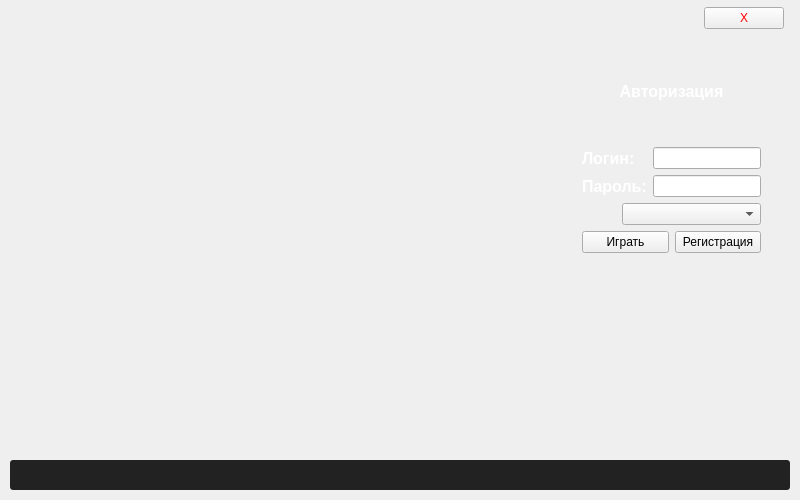
Old version of the form src/mainclass.ui in the repository NikDiamond/NikLauncher.
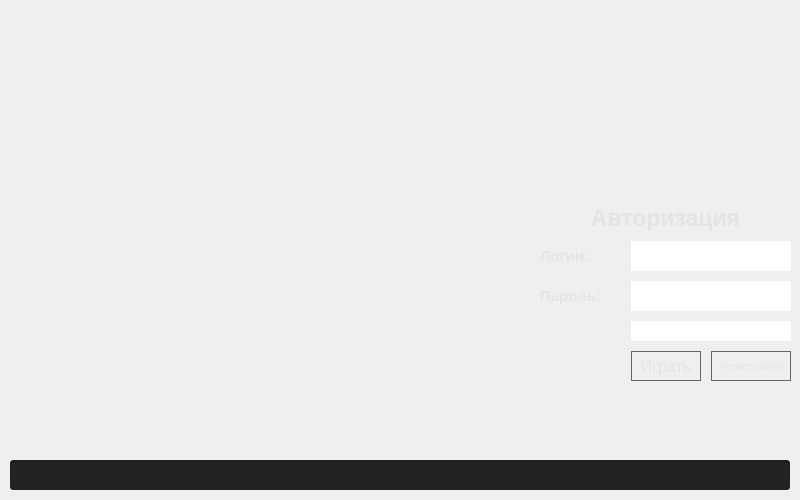
New version of the form. Icons and pictures are not drawn.

What changed in the file:
```diff
--- a/src/mainclass.ui
+++ b/src/mainclass.ui
@@ -30,7 +30,85 @@
    <bool>true</bool>
   </property>
   <property name="styleSheet">
-   <string notr="true">QLabel{color:#fff;font-weight:bold;font-size: 16px;}</string>
+   <string notr="true">QLabel{
+	color:#e4e4e4;
+	font-weight:bold;
+	font-size: 21,3px;
+	font-weight: bold;
+	text-align: center;
+}
+QLabel#label_3{
+	font-size: 23px;
+}
+QLineEdit{
+	background: url(:/img/images/input.png) repeat-x;
+	width: 152px;
+	height: 22px;
+	border: none;
+	color: #e4e4e4;
+	padding: 4px;
+	opacity: 0.5;
+}
+QLineEdit:focus{
+	background: url(:/img/images/input-active.png) repeat-x;
+}
+QPushButton{
+	background: url(:/img/images/button.png) repeat-x;
+	width: 78px;
+	height: 28px;
+	border: 1px solid #666;
+	color: #e4e4e4;
+}
+QPushButton#toGame{
+	width: 68px;
+}
+QPushButton:hover{
+	background: url(:/img/images/button-hover.png) repeat-x;
+}
+
+QComboBox {
+	color: #e4e4e4;
+    border: none;
+    padding: 0;
+	min-width: 148px;
+	height: 20px;
+	text-align: center;
+	padding-left: 10px;
+ }
+
+QComboBox QLineEdit{
+	text-align: center;
+}
+
+ QComboBox:editable {
+     background: black;
+ }
+
+ QComboBox:!editable, QComboBox::drop-down:editable {
+     
+	background-image: url(:/img/images/combobox.png);
+ }
+
+ /* QComboBox gets the &quot;on&quot; state when the popup is open */
+ QComboBox:!editable:on, QComboBox::drop-down:editable:on {
+
+ }
+
+ QComboBox:on { /* shift the text when the popup opens */
+ }
+
+ QComboBox::drop-down {
+    width: 0;
+	border: none;
+ }
+
+ QComboBox::down-arrow {
+	width: 0;
+    image: none;
+ }
+
+ QComboBox::down-arrow:on { /* shift the arrow when popup is open */
+ }</string>
   </property>
   <property name="windowFilePath">
    <string/>
@@ -40,7 +118,7 @@
     <rect>
      <x>0</x>
      <y>0</y>
-     <width>801</width>
+     <width>821</width>
      <height>451</height>
     </rect>
    </property>
@@ -63,7 +141,7 @@
        <number>7</number>
       </property>
       <property name="topMargin">
-       <number>7</number>
+       <number>15</number>
       </property>
       <property name="rightMargin">
        <number>7</number>
@@ -96,15 +174,36 @@
          <cursorShape>PointingHandCursor</cursorShape>
         </property>
         <property name="styleSheet">
-         <string notr="true">color:#f00;</string>
+         <string notr="true">QPushButton{
+	background: url(:/img/images/close.png);
+	width: 40px;
+	height: 20px;
+	border: none;
+}
+QPushButton:hover:!pressed{
+	background: url(:/img/images/close-hover.png);
+}</string>
         </property>
         <property name="text">
-         <string>X</string>
+         <string/>
         </property>
        </widget>
       </item>
      </layout>
     </item>
+    <item>
+     <spacer name="verticalSpacer">
+      <property name="orientation">
+       <enum>Qt::Vertical</enum>
+      </property>
+      <property name="sizeHint" stdset="0">
+       <size>
+        <width>20</width>
+        <height>40</height>
+       </size>
+      </property>
+     </spacer>
+    </item>
     <item>
      <layout class="QHBoxLayout" name="horizontalLayout_5">
       <property name="topMargin">
@@ -115,9 +214,12 @@
         <property name="orientation">
          <enum>Qt::Horizontal</enum>
         </property>
+        <property name="sizeType">
+         <enum>QSizePolicy::Fixed</enum>
+        </property>
         <property name="sizeHint" stdset="0">
          <size>
-          <width>40</width>
+          <width>520</width>
           <height>20</height>
          </size>
         </property>
@@ -125,19 +227,32 @@
       </item>
       <item>
        <layout class="QVBoxLayout" name="verticalLayout_3">
+        <property name="spacing">
+         <number>10</number>
+        </property>
         <property name="sizeConstraint">
          <enum>QLayout::SetDefaultConstraint</enum>
         </property>
         <property name="leftMargin">
-         <number>30</number>
+         <number>10</number>
         </property>
         <property name="rightMargin">
-         <number>30</number>
+         <number>20</number>
+        </property>
+        <property name="bottomMargin">
+         <number>10</number>
         </property>
         <item>
          <layout class="QVBoxLayout" name="verticalLayout_4">
           <item>
            <widget class="QLabel" name="label_3">
+            <property name="font">
+             <font>
+              <pointsize>-1</pointsize>
+              <weight>75</weight>
+              <bold>true</bold>
+             </font>
+            </property>
             <property name="text">
              <string>Авторизация</string>
             </property>
@@ -148,23 +263,17 @@
           </item>
          </layout>
         </item>
-        <item>
-         <spacer name="verticalSpacer_2">
-          <property name="orientation">
-           <enum>Qt::Vertical</enum>
-          </property>
-          <property name="sizeHint" stdset="0">
-           <size>
-            <width>20</width>
-            <height>40</height>
-           </size>
-          </property>
-         </spacer>
-        </item>
         <item>
          <layout class="QHBoxLayout" name="horizontalLayout">
           <item>
            <widget class="QLabel" name="label">
+            <property name="font">
+             <font>
+              <pointsize>11</pointsize>
+              <weight>75</weight>
+              <bold>true</bold>
+             </font>
+            </property>
             <property name="text">
              <string>Логин:</string>
             </property>
@@ -173,17 +282,26 @@
           <item>
            <widget class="QLineEdit" name="loginField">
             <property name="sizePolicy">
-             <sizepolicy hsizetype="Minimum" vsizetype="Minimum">
-              <horstretch>0</horstretch>
-              <verstretch>0</verstretch>
+             <sizepolicy hsizetype="Fixed" vsizetype="Fixed">
+              <horstretch>160</horstretch>
+              <verstretch>30</verstretch>
              </sizepolicy>
             </property>
+            <property name="font">
+             <font>
+              <family>Tahoma</family>
+              <pointsize>11</pointsize>
+             </font>
+            </property>
             <property name="layoutDirection">
              <enum>Qt::RightToLeft</enum>
             </property>
             <property name="styleSheet">
              <string notr="true"/>
             </property>
+            <property name="text">
+             <string/>
+            </property>
             <property name="echoMode">
              <enum>QLineEdit::Normal</enum>
             </property>
@@ -195,6 +313,13 @@
          <layout class="QHBoxLayout" name="horizontalLayout_2">
           <item>
            <widget class="QLabel" name="label_2">
+            <property name="font">
+             <font>
+              <pointsize>11</pointsize>
+              <weight>75</weight>
+              <bold>true</bold>
+             </font>
+            </property>
             <property name="text">
              <string>Пароль:</string>
             </property>
@@ -203,11 +328,17 @@
           <item>
            <widget class="QLineEdit" name="passField">
             <property name="sizePolicy">
-             <sizepolicy hsizetype="Minimum" vsizetype="Minimum">
-              <horstretch>0</horstretch>
-              <verstretch>0</verstretch>
+             <sizepolicy hsizetype="Fixed" vsizetype="Fixed">
+              <horstretch>160</horstretch>
+              <verstretch>30</verstretch>
              </sizepolicy>
             </property>
+            <property name="font">
+             <font>
+              <family>Tahoma</family>
+              <pointsize>11</pointsize>
+             </font>
+            </property>
             <property name="layoutDirection">
              <enum>Qt::RightToLeft</enum>
             </property>
@@ -220,14 +351,14 @@
         </item>
         <item>
          <layout class="QHBoxLayout" name="horizontalLayout_4">
+          <property name="spacing">
+           <number>10</number>
+          </property>
           <item>
-           <spacer name="horizontalSpacer">
+           <spacer name="horizontalSpacer_4">
             <property name="orientation">
              <enum>Qt::Horizontal</enum>
             </property>
-            <property name="sizeType">
-             <enum>QSizePolicy::Minimum</enum>
-            </property>
             <property name="sizeHint" stdset="0">
              <size>
               <width>40</width>
@@ -237,20 +368,78 @@
            </spacer>
           </item>
           <item>
-           <widget class="QComboBox" name="comboBox"/>
+           <widget class="QComboBox" name="comboBox">
+            <property name="sizePolicy">
+             <sizepolicy hsizetype="Fixed" vsizetype="Fixed">
+              <horstretch>160</horstretch>
+              <verstretch>20</verstretch>
+             </sizepolicy>
+            </property>
+            <property name="font">
+             <font>
+              <family>Tahoma</family>
+              <pointsize>10</pointsize>
+             </font>
+            </property>
+            <property name="cursor">
+             <cursorShape>PointingHandCursor</cursorShape>
+            </property>
+            <property name="styleSheet">
+             <string notr="true"/>
+            </property>
+            <property name="editable">
+             <bool>false</bool>
+            </property>
+            <property name="currentIndex">
+             <number>-1</number>
+            </property>
+            <property name="sizeAdjustPolicy">
+             <enum>QComboBox::AdjustToContentsOnFirstShow</enum>
+            </property>
+            <property name="minimumContentsLength">
+             <number>0</number>
+            </property>
+            <property name="frame">
+             <bool>true</bool>
+            </property>
+           </widget>
           </item>
          </layout>
         </item>
         <item>
          <layout class="QHBoxLayout" name="horizontalLayout_3">
+          <property name="spacing">
+           <number>10</number>
+          </property>
+          <item>
+           <spacer name="horizontalSpacer">
+            <property name="orientation">
+             <enum>Qt::Horizontal</enum>
+            </property>
+            <property name="sizeHint" stdset="0">
+             <size>
+              <width>40</width>
+              <height>20</height>
+             </size>
+            </property>
+           </spacer>
+          </item>
           <item>
            <widget class="QPushButton" name="toGame">
             <property name="sizePolicy">
-             <sizepolicy hsizetype="Minimum" vsizetype="Minimum">
-              <horstretch>0</horstretch>
-              <verstretch>0</verstretch>
+             <sizepolicy hsizetype="Fixed" vsizetype="Fixed">
+              <horstretch>70</horstretch>
+              <verstretch>30</verstretch>
              </sizepolicy>
             </property>
+            <property name="font">
+             <font>
+              <family>Tahoma</family>
+              <pointsize>12</pointsize>
+              <weight>50</weight>
+              <bold>false</bold>
+             </font>
+            </property>
             <property name="cursor">
              <cursorShape>PointingHandCursor</cursorShape>
             </property>
@@ -264,15 +453,29 @@
           </item>
           <item>
            <widget class="QPushButton" name="toReg">
+            <property name="enabled">
+             <bool>true</bool>
+            </property>
             <property name="sizePolicy">
-             <sizepolicy hsizetype="Minimum" vsizetype="Minimum">
-              <horstretch>0</horstretch>
-              <verstretch>0</verstretch>
+             <sizepolicy hsizetype="Fixed" vsizetype="Fixed">
+              <horstretch>80</horstretch>
+              <verstretch>30</verstretch>
              </sizepolicy>
             </property>
+            <property name="font">
+             <font>
+              <family>Tahoma</family>
+              <pointsize>8</pointsize>
+              <weight>50</weight>
+              <bold>false</bold>
+             </font>
+            </property>
             <property name="cursor">
              <cursorShape>PointingHandCursor</cursorShape>
             </property>
+            <property name="styleSheet">
+             <string notr="true"/>
+            </property>
             <property name="text">
              <string>Регистрация</string>
             </property>
@@ -285,14 +488,17 @@
      </layout>
     </item>
     <item>
-     <spacer name="verticalSpacer">
+     <spacer name="verticalSpacer_2">
       <property name="orientation">
        <enum>Qt::Vertical</enum>
       </property>
+      <property name="sizeType">
+       <enum>QSizePolicy::Fixed</enum>
+      </property>
       <property name="sizeHint" stdset="0">
        <size>
         <width>20</width>
-        <height>40</height>
+        <height>50</height>
        </size>
       </property>
      </spacer>
```
Left out of the diff: 1 changed line with no effect on the pictures.
